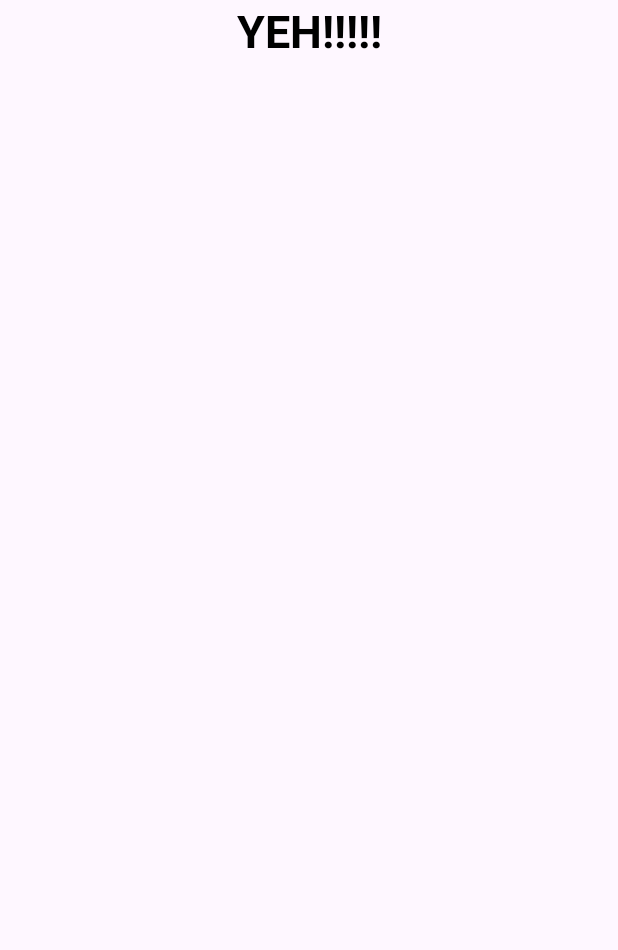
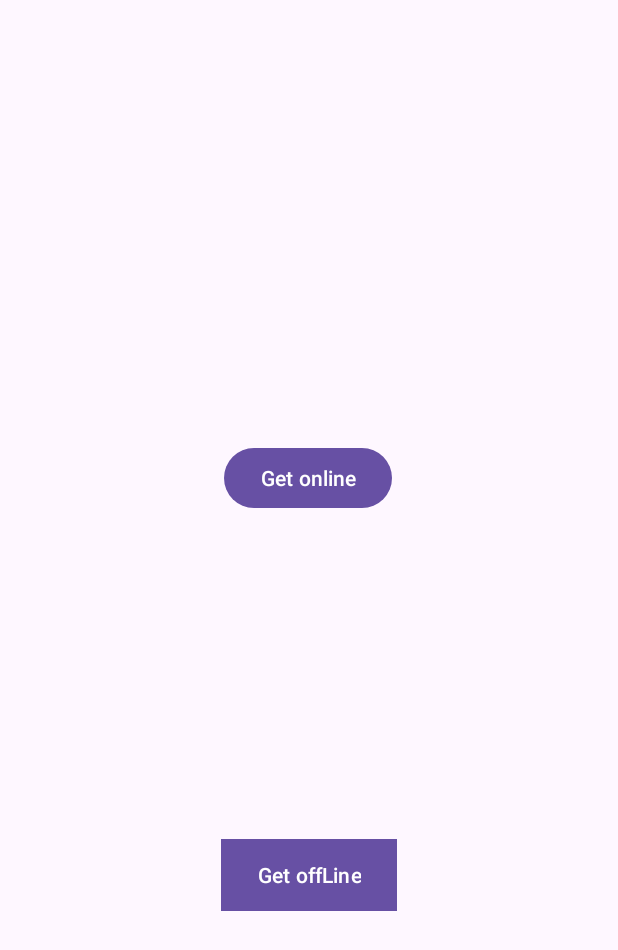
Before and after one commit to ustraanonymous2024/ustratest2, an Android app: the dashbord screen opened directly, with no data from a screen before it, on a phone screen of 412 x 824 dp. Shown: the top 950 px of the screen. Run offline under Robolectric (Android 15) with nearby library versions, the phone set to English and light mode, and no system bars; our stand-ins replace Firebase (no records; nobody signed in at launch, a user with empty details on screens opened directly).

Commit message:
final commit

```diff
--- a/app/build.gradle.kts
+++ b/app/build.gradle.kts
@@ -38,6 +38,8 @@ dependencies {
     implementation("com.google.android.material:material:1.11.0")
     implementation("androidx.constraintlayout:constraintlayout:2.1.4")
     implementation("com.google.firebase:firebase-auth:22.3.0")
+    implementation("com.google.firebase:firebase-database:20.3.0")
+    implementation("com.google.firebase:firebase-firestore:24.10.1")
     testImplementation("junit:junit:4.13.2")
     androidTestImplementation("androidx.test.ext:junit:1.1.5")
     androidTestImplementation("androidx.test.espresso:espresso-core:3.5.1")
--- a/app/src/main/AndroidManifest.xml
+++ b/app/src/main/AndroidManifest.xml
@@ -1,6 +1,7 @@
 <?xml version="1.0" encoding="utf-8"?>
 <manifest xmlns:android="http://schemas.android.com/apk/res/android"
     xmlns:tools="http://schemas.android.com/tools">
+    <uses-permission android:name="android.permission.ACCESS_NETWORK_STATE" />
 
     <application
         android:allowBackup="true"
@@ -12,6 +13,7 @@
         android:supportsRtl="true"
         android:theme="@style/Theme.MyApplication"
         tools:targetApi="31">
+
         <activity
             android:name=".dashbord"
             android:exported="false" />
--- a/app/src/main/res/layout/activity_dashbord.xml
+++ b/app/src/main/res/layout/activity_dashbord.xml
@@ -6,16 +6,28 @@
     android:layout_height="match_parent"
     tools:context=".dashbord">
 
-    <TextView
-        android:id="@+id/textView5"
+
+    <Button
+        android:id="@+id/butub"
         android:layout_width="wrap_content"
         android:layout_height="wrap_content"
-        android:textSize="30sp"
-        android:textColor="@color/black"
-        android:text="YEH!!!!!"
-        android:textStyle="bold"
+        android:text="@string/get_online"
+
+        app:layout_constraintBottom_toBottomOf="parent"
+        app:layout_constraintEnd_toEndOf="parent"
+        app:layout_constraintHorizontal_bias="0.498"
+        app:layout_constraintStart_toStartOf="parent"
+        app:layout_constraintTop_toTopOf="parent"
+        app:layout_constraintVertical_bias="0.38" />
+
+    <Button
+        android:id="@+id/butub2"
+        android:layout_width="wrap_content"
+        android:layout_height="wrap_content"
+        android:text="@string/get_offline"
+        android:background="@color/black"
+        app:layout_constraintBottom_toBottomOf="parent"
         app:layout_constraintEnd_toEndOf="parent"
         app:layout_constraintStart_toStartOf="parent"
-        tools:layout_editor_absoluteY="234dp"
-        tools:ignore="HardcodedText,MissingConstraints" />
+        app:layout_constraintTop_toBottomOf="@+id/butub" />
 </androidx.constraintlayout.widget.ConstraintLayout>
--- a/app/src/main/res/values/strings.xml
+++ b/app/src/main/res/values/strings.xml
@@ -1,4 +1,8 @@
 <resources>
     <string name="app_name">My Application</string>
     <string name="ustra_merchant">USTRA MERCHANT</string>
+    <string name="submit">submit</string>
+    <string name="enter_name_please">Enter Name please</string>
+    <string name="get_online">Get online</string>
+    <string name="get_offline">Get offLine</string>
 </resources>
```
Also changed, not shown: app/src/main/java/com/example/myapplication/Users.java (deleted, +0 -19 lines), app/src/main/java/com/example/myapplication/dashbord.java (+64 -1 lines).
